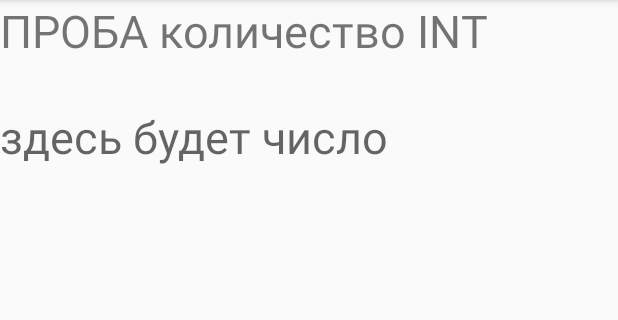
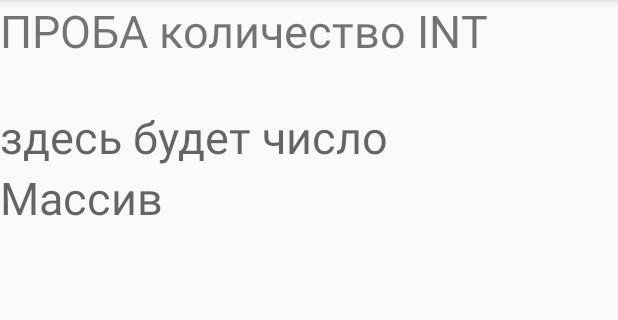
Before and after one commit to Alex22485/Server_one, an Android app: the Main7Activity screen opened directly, with no data from a screen before it, on a phone screen of 412 x 824 dp, the part 84-404 px from its top. Run offline under Robolectric (Android 15) with nearby library versions, the phone set to English and light mode, and no system bars; our stand-ins replace Firebase (no records; nobody signed in at launch, a user with empty details on screens opened directly).

```diff
--- a/app/src/main/java/ru/startandroid/develop/server_one/Main2Activity.java
+++ b/app/src/main/java/ru/startandroid/develop/server_one/Main2Activity.java
@@ -51,7 +51,7 @@ public class Main2Activity extends AppCompatActivity {
     // Вставляем данные маршрута и номера рейса
     TextView pushMap,pushflight;
     String[] listItems1 = {"Маршрут 1","Маршрут 2","Маршрут 3","Маршрут 4"};
-    String[] listItems2 = {"Рейс номер 1","Рейс номер 2","Рейс номер 3","Рейс номер 4"};
+    String[] listItems2 = {"1","2","3","4"};
 
 
 
@@ -136,7 +136,7 @@ public class Main2Activity extends AppCompatActivity {
 
 
     }
-    // Disable Button it Text is Empty
+    // Disable Button if Text is Empty
     private TextWatcher loginTextWather= new TextWatcher() {
         @Override
         public void beforeTextChanged(CharSequence charSequence, int i, int i1, int i2) {
--- a/app/src/main/java/ru/startandroid/develop/server_one/Main7Activity.java
+++ b/app/src/main/java/ru/startandroid/develop/server_one/Main7Activity.java
@@ -1,10 +1,13 @@
 package ru.startandroid.develop.server_one;
 
+import androidx.annotation.NonNull;
 import androidx.appcompat.app.AppCompatActivity;
 
 import android.os.Bundle;
 import android.util.Log;
+import android.widget.ArrayAdapter;
 import android.widget.EditText;
+import android.widget.ListView;
 import android.widget.TextView;
 
 import com.google.firebase.database.DataSnapshot;
@@ -13,22 +16,52 @@ import com.google.firebase.database.DatabaseReference;
 import com.google.firebase.database.FirebaseDatabase;
 import com.google.firebase.database.ValueEventListener;
 
+import java.util.ArrayList;
+import java.util.Arrays;
+import java.util.Collections;
+import java.util.List;
+
 public class Main7Activity extends AppCompatActivity {
 
-    TextView number;
+    TextView number,mussiv;
+    //ADD ListView
+    /*ListView lv3;
+    List<String> basa=new ArrayList<String>(  );
+    ArrayAdapter ad;
+    String[] array={};*/
+
+    ListView lv3;
+    List<Integer> num=new ArrayList<Integer>(  );
+    ArrayAdapter nu;
+    Integer[] ar={};
+
 
     @Override
     protected void onCreate(Bundle savedInstanceState) {
         super.onCreate( savedInstanceState );
         setContentView( R.layout.activity_main7 );
 
+        //Добавил
+        /*lv3=findViewById( R.id.lv3 );
+        basa=new ArrayList<String>( Arrays.asList( array ) );
+        ad= new ArrayAdapter<>( this,android.R.layout.simple_list_item_1,basa );
+        lv3.setAdapter( ad );*/
+
+
+        lv3=findViewById( R.id.lv3 );
+        num=new ArrayList<Integer>( Arrays.asList( ar ) );
+        nu= new ArrayAdapter<>( this,android.R.layout.simple_list_item_1,num );
+        lv3.setAdapter( nu );
+
+
         number= findViewById( R.id.number );
+        mussiv= findViewById( R.id.mussiv );
 
         DatabaseReference rootRef = FirebaseDatabase.getInstance().getReference("Заявки")
                 .child("Аэропорт-Красноярск")
-                .child( "6 12 2019" )
+                .child( "9 12 2019" )
                 .child( "Маршрут 1" );
-        DatabaseReference usersdRef = rootRef.child( "Рейс номер 2" );
+        DatabaseReference usersdRef = rootRef.child( "Рейс номер 3" );
         ValueEventListener valueEventListener = new ValueEventListener() {
             @Override
             public void onDataChange(DataSnapshot dataSnapshot) {
@@ -36,13 +69,64 @@ public class Main7Activity extends AppCompatActivity {
                 for (DataSnapshot ds : dataSnapshot.getChildren()) {
 
 
-                    String flight = ds.child("рейс").getValue(String.class);
+
+                    int xxx=0;
+                    int flight = ds.child("число").getValue(Integer.class);
+                    int a=xxx+flight;
+                    num.add( a );
+                    int sum=0;
+
+                    for (int counter=0;counter<num.size();counter++){
+                        sum+= num.get(counter);
+                    }
+                    number.setText(" "+sum);
+                    //num.add(flight);
+                    //nu.notifyDataSetChanged();
+                   /* int absSum = 0;
+                    for ( int i = 0; i < listView1.Items.Count; i++ )
+                        absSum += int.Parse( listView1.Items[i].SubItems[1].Text );
+
+                    int bbb[]={flight};
+                    int sum=0;
+                    for (int element:bbb)
+                        sum+=element;
+                    System.out.println( sum );*/
+                    /*int sum=0;
+                    for(int i=0;i<bbb.length;++i)
+                        sum +=bbb[i];
+                    System.out.println( sum );*/
+                    /*int a=0;
+                    int b=a+s;
+                    System.out.println( b );*/
+                    //int[] s = {flight};
+
+                    //System.out.println( s );
+                    /*String strArr[]=flight.split( "" );
+                    int numArr[]=new int[strArr.length];
+                    for(int i=0; i<strArr.length;i++){
+
+                        numArr[i]=Integer.parseInt( strArr[i] );
+                        //System.out.println( numArr[i] );
+                    }*/
+                   // Log.d("TAG", flight);
+                    //mussiv.setText( flight );
+                   /*int[] numArr=Arrays.stream(str.split("")).mapToInt(Integer::parseInt).toArray();
+
+                    basa.add(flight);
+                    Collections.sort(basa);
+                    ad.notifyDataSetChanged();
+
+
+                    int b = Integer.parseInt(flight);
+                    a=7;
+                    c=a+b;
+                    String f=Integer.toString(c);
+                    number.setText( f );
 
 
 
-                    Log.d("TAG", flight);
-                    number.setText(flight);
-
+                    Log.d("TAG", flight);*/
+                    //number.setText(flight);
                 }
             }
 
@@ -51,8 +135,22 @@ public class Main7Activity extends AppCompatActivity {
             }
         };usersdRef.addListenerForSingleValueEvent(valueEventListener);
 
+        // ЭТО пример массива из 5-1=4-х чисел
+         /*int[]x=new int[5];
+        for(int i=0; i<x.length;i++){
+          x[i]= i*2;
 
+          int sss[]={1,1,1};
+
+            mussiv.setText("Результат массива   "+x[i]);
+        }*/
 
 
     }
+
+   /* public static void main (String[] args){
+
+        int array[]={1,1,1,1};
+        int sum= Arrays.stream(array)
+    }*/
 }
--- a/app/src/main/res/layout/activity_main7.xml
+++ b/app/src/main/res/layout/activity_main7.xml
@@ -3,7 +3,7 @@
     xmlns:app="http://schemas.android.com/apk/res-auto"
     xmlns:tools="http://schemas.android.com/tools"
     android:layout_width="match_parent"
-    android:layout_height="match_parent"
+    android:layout_height="wrap_content"
     tools:context=".Main7Activity"
     android:orientation="vertical">
 
@@ -19,8 +19,20 @@
     <TextView
         android:id="@+id/number"
         android:layout_width="match_parent"
-        android:layout_height="match_parent"
+        android:layout_height="wrap_content"
         android:textSize="30sp"
         android:hint="здесь будет число"/>
 
+    <TextView
+        android:id="@+id/mussiv"
+        android:layout_width="match_parent"
+        android:layout_height="match_parent"
+        android:textSize="30sp"
+        android:hint="Массив"/>
+
+    <ListView
+        android:id="@+id/lv3"
+        android:layout_width="match_parent"
+        android:layout_height="match_parent"/>
+
 </LinearLayout>
```
